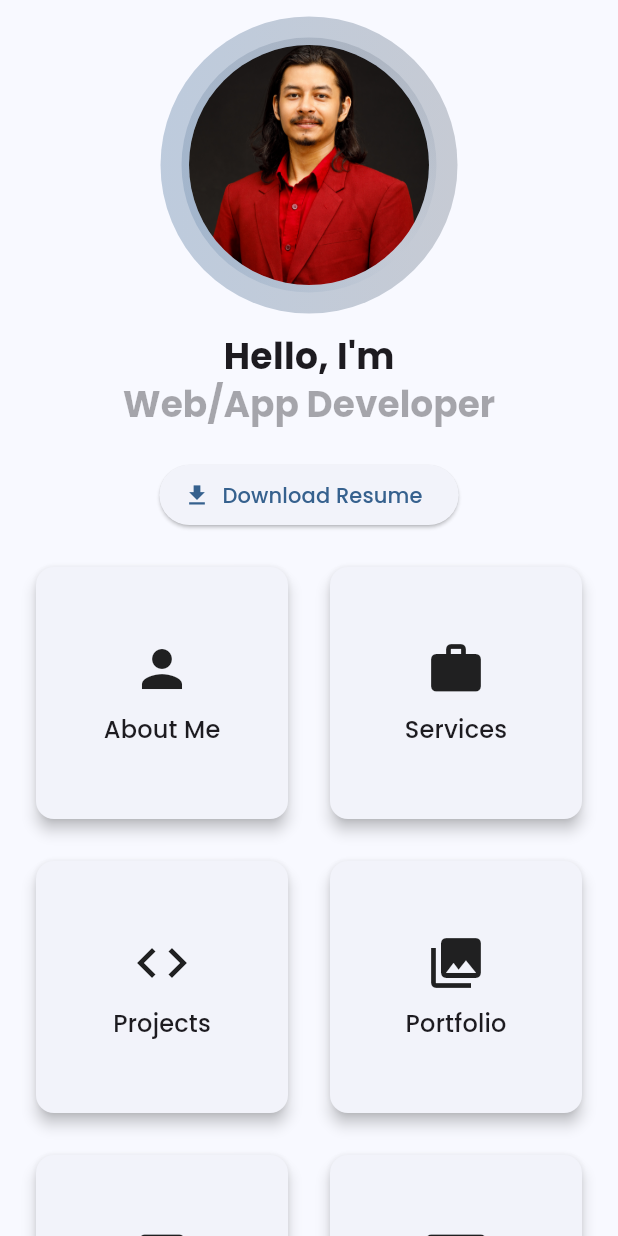
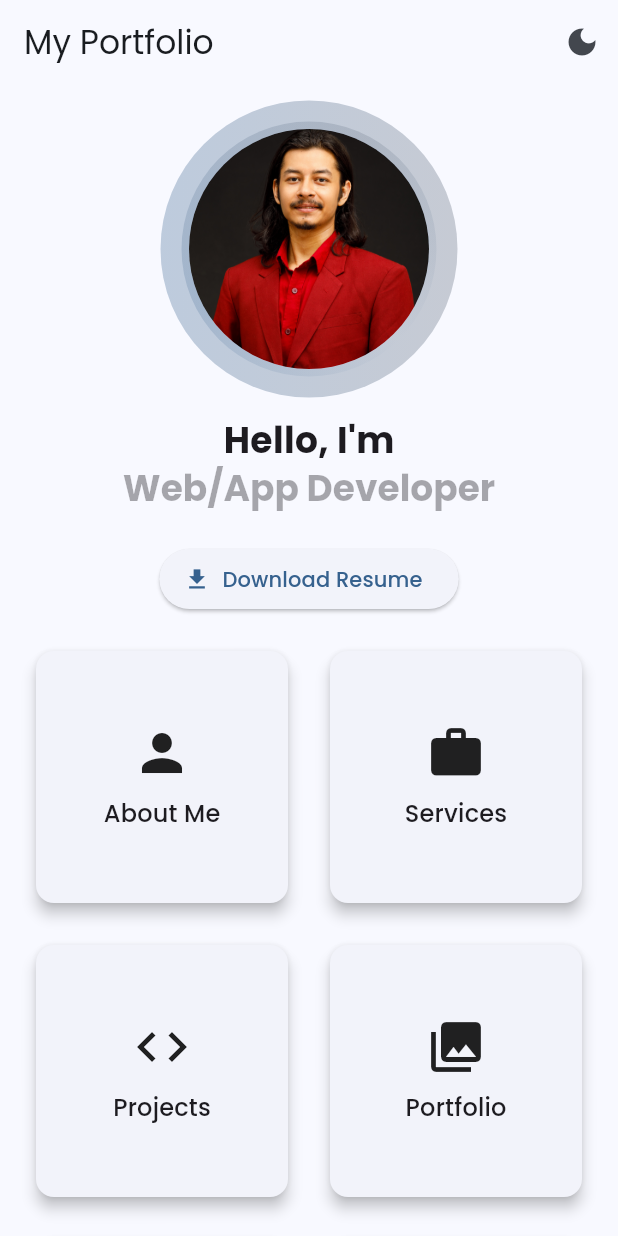
Before and after one commit to ekrajghimire/Personal-Flutter-App, a Flutter app: the screen it shows after launch, after a tap on "Skip", on a phone screen of 412 x 824 dp. Run offline on Flutter 3.47's test engine with Material 3 defaults, Android fonts, the light colour scheme and no system bars; drawn by our look-alikes of flutter_animate; our stand-ins replace flutter_svg, google_fonts, share_plus, shared_preferences.

Commit message:
dark/light mode feature added

```diff
--- a/lib/main.dart
+++ b/lib/main.dart
@@ -1,9 +1,21 @@
 import 'package:flutter/material.dart';
 import 'package:google_fonts/google_fonts.dart';
+import 'package:provider/provider.dart';
+import 'package:shared_preferences/shared_preferences.dart';
 import 'screens/onboarding/onboarding_screen.dart';
+import 'screens/home/home_screen.dart';
+import 'screens/splash/splash_screen.dart';
+import 'providers/theme_provider.dart';
 
-void main() {
-  runApp(const MyApp());
+void main() async {
+  WidgetsFlutterBinding.ensureInitialized();
+
+  runApp(
+    ChangeNotifierProvider(
+      create: (_) => ThemeProvider(),
+      child: const MyApp(),
+    ),
+  );
 }
 
 class MyApp extends StatelessWidget {
@@ -11,9 +23,12 @@ class MyApp extends StatelessWidget {
 
   @override
   Widget build(BuildContext context) {
+    final themeProvider = Provider.of<ThemeProvider>(context);
+
     return MaterialApp(
       title: 'My Portfolio',
       debugShowCheckedModeBanner: false,
+      themeMode: themeProvider.themeMode,
       theme: ThemeData(
         colorScheme: ColorScheme.fromSeed(
           seedColor: Colors.blue,
@@ -30,22 +45,13 @@ class MyApp extends StatelessWidget {
         textTheme: GoogleFonts.poppinsTextTheme(ThemeData.dark().textTheme),
         useMaterial3: true,
       ),
-      home: const OnboardingScreen(),
+      home: const SplashScreen(),
     );
   }
 }
 
 class MyHomePage extends StatefulWidget {
   const MyHomePage({super.key, required this.title});
-
-  // This widget is the home page of your application. It is stateful, meaning
-  // that it has a State object (defined below) that contains fields that affect
-  // how it looks.
-
-  // This class is the configuration for the state. It holds the values (in this
-  // case the title) provided by the parent (in this case the App widget) and
-  // used by the build method of the State. Fields in a Widget subclass are
-  // always marked "final".
 
   final String title;
 
@@ -58,50 +64,19 @@ class _MyHomePageState extends State<MyHomePage> {
 
   void _incrementCounter() {
     setState(() {
-      // This call to setState tells the Flutter framework that something has
-      // changed in this State, which causes it to rerun the build method below
-      // so that the display can reflect the updated values. If we changed
-      // _counter without calling setState(), then the build method would not be
-      // called again, and so nothing would appear to happen.
       _counter++;
     });
   }
 
   @override
   Widget build(BuildContext context) {
-    // This method is rerun every time setState is called, for instance as done
-    // by the _incrementCounter method above.
-    //
-    // The Flutter framework has been optimized to make rerunning build methods
-    // fast, so that you can just rebuild anything that needs updating rather
-    // than having to individually change instances of widgets.
     return Scaffold(
       appBar: AppBar(
-        // TRY THIS: Try changing the color here to a specific color (to
-        // Colors.amber, perhaps?) and trigger a hot reload to see the AppBar
-        // change color while the other colors stay the same.
         backgroundColor: Theme.of(context).colorScheme.inversePrimary,
-        // Here we take the value from the MyHomePage object that was created by
-        // the App.build method, and use it to set our appbar title.
         title: Text(widget.title),
       ),
       body: Center(
-        // Center is a layout widget. It takes a single child and positions it
-        // in the middle of the parent.
         child: Column(
-          // Column is also a layout widget. It takes a list of children and
-          // arranges them vertically. By default, it sizes itself to fit its
-          // children horizontally, and tries to be as tall as its parent.
-          //
-          // Column has various properties to control how it sizes itself and
-          // how it positions its children. Here we use mainAxisAlignment to
-          // center the children vertically; the main axis here is the vertical
-          // axis because Columns are vertical (the cross axis would be
-          // horizontal).
-          //
-          // TRY THIS: Invoke "debug painting" (choose the "Toggle Debug Paint"
-          // action in the IDE, or press "p" in the console), to see the
-          // wireframe for each widget.
           mainAxisAlignment: MainAxisAlignment.center,
           children: <Widget>[
             const Text('You have pushed the button this many times:'),
@@ -116,7 +91,7 @@ class _MyHomePageState extends State<MyHomePage> {
         onPressed: _incrementCounter,
         tooltip: 'Increment',
         child: const Icon(Icons.add),
-      ), // This trailing comma makes auto-formatting nicer for build methods.
+      ),
     );
   }
 }
--- /dev/null
+++ b/lib/providers/theme_provider.dart
@@ -0,0 +1,50 @@
+import 'package:flutter/material.dart';
+import 'package:shared_preferences/shared_preferences.dart';
+
+class ThemeProvider with ChangeNotifier {
+  ThemeMode _themeMode = ThemeMode.system;
+  static const String _themeModeKey = 'theme_mode';
+
+  ThemeProvider() {
+    _loadThemeMode();
+  }
+
+  ThemeMode get themeMode => _themeMode;
+
+  bool get isDarkMode => _themeMode == ThemeMode.dark;
+
+  void setLightMode() {
+    _themeMode = ThemeMode.light;
+    _saveThemeMode();
+    notifyListeners();
+  }
+
+  void setDarkMode() {
+    _themeMode = ThemeMode.dark;
+    _saveThemeMode();
+    notifyListeners();
+  }
+
+  void toggleTheme() {
+    if (_themeMode == ThemeMode.light) {
+      setDarkMode();
+    } else {
+      setLightMode();
+    }
+  }
+
+  Future<void> _loadThemeMode() async {
+    final prefs = await SharedPreferences.getInstance();
+    final themeModeValue = prefs.getInt(_themeModeKey);
+
+    if (themeModeValue != null) {
+      _themeMode = ThemeMode.values[themeModeValue];
+      notifyListeners();
+    }
+  }
+
+  Future<void> _saveThemeMode() async {
+    final prefs = await SharedPreferences.getInstance();
+    await prefs.setInt(_themeModeKey, _themeMode.index);
+  }
+}
--- a/lib/screens/blog/blog_screen.dart
+++ b/lib/screens/blog/blog_screen.dart
@@ -1,7 +1,5 @@
 import 'package:flutter/material.dart';
-import 'package:http/http.dart' as http;
 import 'dart:convert';
-import 'package:cached_network_image/cached_network_image.dart';
 import 'package:shared_preferences/shared_preferences.dart';
 import 'package:port/screens/blog/blog_post_screen.dart';
 
--- a/lib/screens/home/home_screen.dart
+++ b/lib/screens/home/home_screen.dart
@@ -9,6 +9,8 @@ import 'package:port/screens/blog/blog_screen.dart';
 import 'package:port/screens/contact/contact_screen.dart';
 import 'package:flutter_animate/flutter_animate.dart';
 import 'dart:math' as math;
+import 'package:provider/provider.dart';
+import 'package:port/providers/theme_provider.dart';
 
 class HomeScreen extends StatefulWidget {
   const HomeScreen({super.key});
@@ -29,7 +31,27 @@ class _HomeScreenState extends State<HomeScreen> {
 
   @override
   Widget build(BuildContext context) {
+    final themeProvider = Provider.of<ThemeProvider>(context);
+
     return Scaffold(
+      appBar: AppBar(
+        title: const Text('My Portfolio'),
+        actions: [
+          // Theme toggle button
+          IconButton(
+            icon: Icon(
+              themeProvider.isDarkMode ? Icons.light_mode : Icons.dark_mode,
+            ),
+            onPressed: () {
+              themeProvider.toggleTheme();
+            },
+            tooltip:
+                themeProvider.isDarkMode
+                    ? 'Switch to Light Mode'
+                    : 'Switch to Dark Mode',
+          ),
+        ],
+      ),
       body: SafeArea(
         child: SingleChildScrollView(
           child: Column(
--- a/lib/screens/portfolio/portfolio_screen.dart
+++ b/lib/screens/portfolio/portfolio_screen.dart
@@ -1,5 +1,4 @@
 import 'package:flutter/material.dart';
-import 'package:cached_network_image/cached_network_image.dart';
 
 class PortfolioScreen extends StatefulWidget {
   const PortfolioScreen({super.key});
--- a/lib/screens/projects/projects_screen.dart
+++ b/lib/screens/projects/projects_screen.dart
@@ -1,6 +1,5 @@
 import 'package:flutter/material.dart';
 import 'package:url_launcher/url_launcher.dart';
-import 'package:cached_network_image/cached_network_image.dart';
 
 class ProjectsScreen extends StatefulWidget {
   const ProjectsScreen({super.key});
--- /dev/null
+++ b/lib/screens/splash/splash_screen.dart
@@ -0,0 +1,107 @@
+import 'package:flutter/material.dart';
+import 'package:flutter_animate/flutter_animate.dart';
+import 'package:shared_preferences/shared_preferences.dart';
+import 'package:port/screens/home/home_screen.dart';
+import 'package:port/screens/onboarding/onboarding_screen.dart';
+
+class SplashScreen extends StatefulWidget {
+  const SplashScreen({super.key});
+
+  @override
+  State<SplashScreen> createState() => _SplashScreenState();
+}
+
+class _SplashScreenState extends State<SplashScreen> {
+  @override
+  void initState() {
+    super.initState();
+    _navigateToNextScreen();
+  }
+
+  Future<void> _navigateToNextScreen() async {
+    // Delay for splash screen animation (3 seconds)
+    await Future.delayed(const Duration(seconds: 3));
+
+    if (!mounted) return;
+
+    // Check if user has completed onboarding
+    final prefs = await SharedPreferences.getInstance();
+    final onboardingComplete = prefs.getBool('onboarding_complete') ?? false;
+
+    if (mounted) {
+      Navigator.of(context).pushReplacement(
+        MaterialPageRoute(
+          builder:
+              (context) =>
+                  onboardingComplete
+                      ? const HomeScreen()
+                      : const OnboardingScreen(),
+        ),
+      );
+    }
+  }
+
+  @override
+  Widget build(BuildContext context) {
+    return Scaffold(
+      backgroundColor: Theme.of(context).colorScheme.background,
+      body: Center(
+        child: Column(
+          mainAxisAlignment: MainAxisAlignment.center,
+          children: [
+            // Logo
+            Container(
+              width: 150,
+              height: 150,
+              decoration: BoxDecoration(
+                color: Theme.of(context).colorScheme.primary.withOpacity(0.1),
+                shape: BoxShape.circle,
+              ),
+              child: Icon(
+                Icons.person,
+                size: 80,
+                color: Theme.of(context).colorScheme.primary,
+              ),
+            ).animate().scale(
+              duration: 1.seconds,
+              curve: Curves.easeOutBack,
+              begin: const Offset(0.0, 0.0),
+              end: const Offset(1.0, 1.0),
+            ),
+
+            const SizedBox(height: 40),
+
+            // App Name
+            Text(
+                  'My Portfolio',
+                  style: Theme.of(context).textTheme.headlineMedium?.copyWith(
+                    fontWeight: FontWeight.bold,
+                  ),
+                )
+                .animate()
+                .fadeIn(delay: 0.5.seconds, duration: 0.5.seconds)
+                .slideY(begin: 0.2, end: 0),
+
+            const SizedBox(height: 16),
+
+            // Tagline
+            Text(
+                  'Showcase your best work',
+                  style: Theme.of(context).textTheme.bodyLarge,
+                )
+                .animate()
+                .fadeIn(delay: 0.8.seconds, duration: 0.5.seconds)
+                .slideY(begin: 0.2, end: 0),
+
+            const SizedBox(height: 60),
+
+            // Loading indicator
+            CircularProgressIndicator(
+              color: Theme.of(context).colorScheme.primary,
+            ).animate().fadeIn(delay: 1.seconds, duration: 0.5.seconds),
+          ],
+        ),
+      ),
+    );
+  }
+}
--- a/pubspec.yaml
+++ b/pubspec.yaml
@@ -39,6 +39,7 @@ dependencies:
   flutter_animate: ^4.2.0
   flutter_svg: ^2.0.7
   share_plus: ^7.1.0
+  provider: ^6.0.5
 
   # The following adds the Cupertino Icons font to your application.
   # Use with the CupertinoIcons class for iOS style icons.
```
Also changed, not shown: pubspec.lock.
